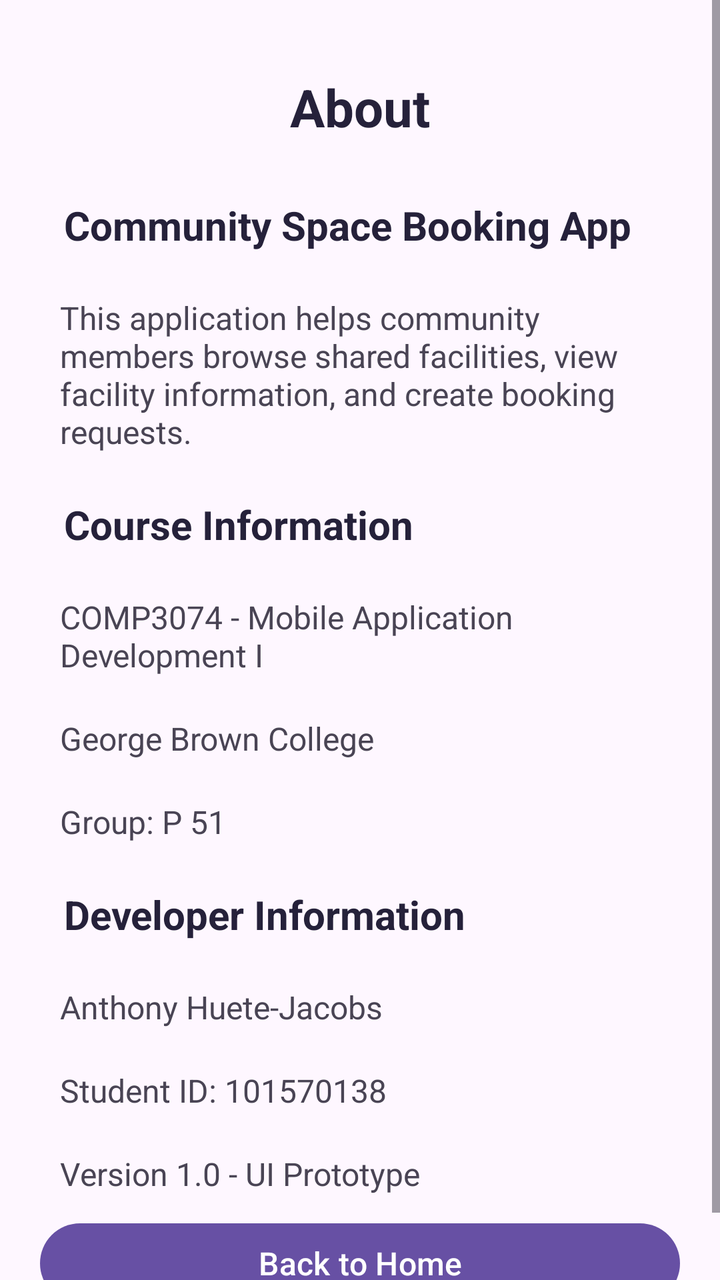
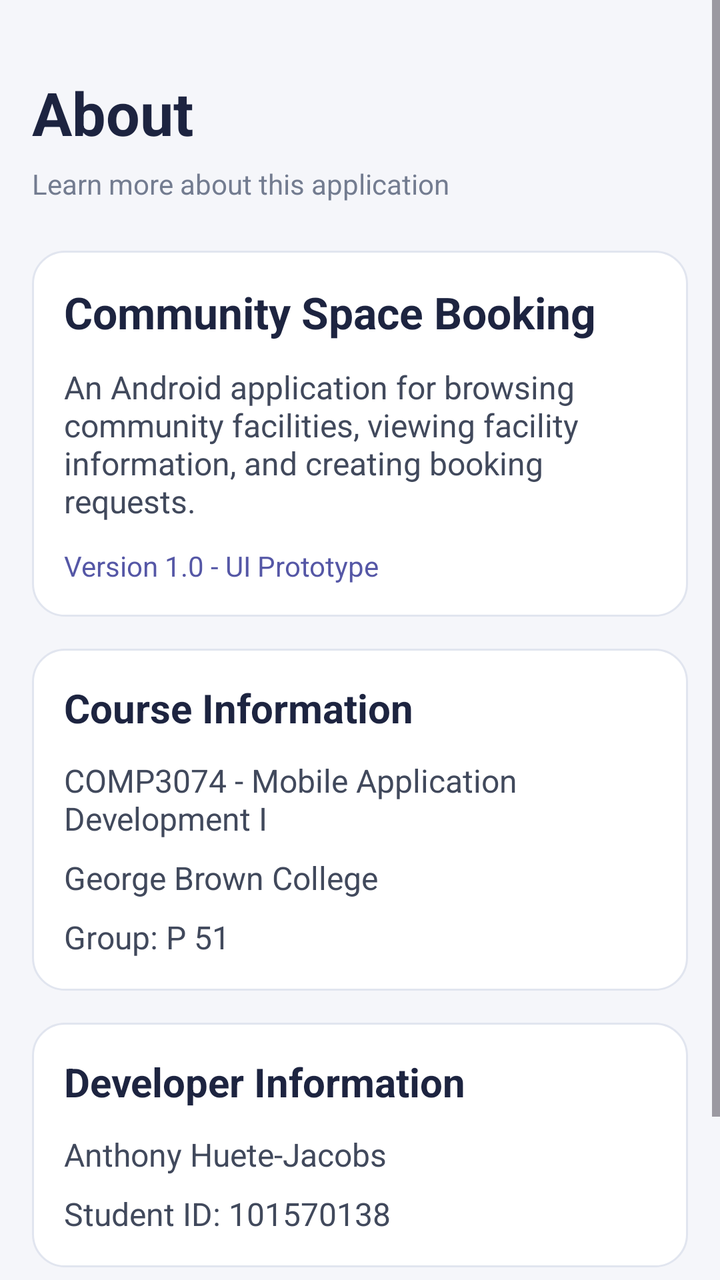

Screens rendered from an Android XML layout before and after an edit, with the pre-edit source and the edit as a unified diff.
<!-- AndroidManifest.xml: application theme Theme.CommunitySpaceBooking -->
<!-- res/layout/activity_about.xml -->
<?xml version="1.0" encoding="utf-8"?>
<ScrollView
    xmlns:android="http://schemas.android.com/apk/res/android"
    android:layout_width="match_parent"
    android:layout_height="match_parent"
    android:fillViewport="true">

    <LinearLayout
        android:layout_width="match_parent"
        android:layout_height="wrap_content"
        android:orientation="vertical"
        android:padding="20dp">

        <TextView
            style="@style/AppScreenTitle"
            android:layout_width="match_parent"
            android:layout_height="wrap_content"
            android:text="About" />

        <TextView
            style="@style/AppSectionTitle"
            android:layout_width="match_parent"
            android:layout_height="wrap_content"
            android:text="Community Space Booking App" />

        <TextView
            style="@style/AppBodyText"
            android:layout_width="match_parent"
            android:layout_height="wrap_content"
            android:text="This application helps community members browse shared facilities, view facility information, and create booking requests." />

        <TextView
            style="@style/AppSectionTitle"
            android:layout_width="match_parent"
            android:layout_height="wrap_content"
            android:text="Course Information" />

        <TextView
            style="@style/AppBodyText"
            android:layout_width="match_parent"
            android:layout_height="wrap_content"
            android:text="COMP3074 - Mobile Application Development I" />

        <TextView
            style="@style/AppBodyText"
            android:layout_width="match_parent"
            android:layout_height="wrap_content"
            android:text="George Brown College" />

        <TextView
            style="@style/AppBodyText"
            android:layout_width="match_parent"
            android:layout_height="wrap_content"
            android:text="Group: P 51" />

        <TextView
            style="@style/AppSectionTitle"
            android:layout_width="match_parent"
            android:layout_height="wrap_content"
            android:text="Developer Information" />

        <TextView
            style="@style/AppBodyText"
            android:layout_width="match_parent"
            android:layout_height="wrap_content"
            android:text="Anthony Huete-Jacobs" />

        <TextView
            style="@style/AppBodyText"
            android:layout_width="match_parent"
            android:layout_height="wrap_content"
            android:text="Student ID: 101570138" />

        <TextView
            style="@style/AppBodyText"
            android:layout_width="match_parent"
            android:layout_height="wrap_content"
            android:text="Version 1.0 - UI Prototype" />

        <Button
            android:id="@+id/btnAboutBack"
            style="@style/AppPrimaryButton"
            android:layout_width="match_parent"
            android:layout_height="wrap_content"
            android:text="Back to Home" />

    </LinearLayout>
</ScrollView>
<!-- resources referenced by this layout -->
<resources>
  <style name="AppBodyText">
          <item name="android:textSize">16sp</item>
          <item name="android:textColor">#494454</item>
          <item name="android:padding">10dp</item>
      </style>
  <style name="AppPrimaryButton">
          <item name="android:textAllCaps">false</item>
          <item name="android:textSize">16sp</item>
          <item name="android:minHeight">48dp</item>
      </style>
  <style name="AppScreenTitle">
          <item name="android:textSize">26sp</item>
          <item name="android:textStyle">bold</item>
          <item name="android:textColor">#25213A</item>
          <item name="android:gravity">center</item>
          <item name="android:padding">16dp</item>
      </style>
  <style name="AppSectionTitle">
          <item name="android:textSize">20sp</item>
          <item name="android:textStyle">bold</item>
          <item name="android:textColor">#25213A</item>
          <item name="android:padding">12dp</item>
      </style>
  <style name="Theme.CommunitySpaceBooking" parent="Base.Theme.CommunitySpaceBooking" />
  <style name="Base.Theme.CommunitySpaceBooking" parent="Theme.Material3.DayNight.NoActionBar">
          
          
      </style>
</resources>

<!-- the commit's change to res/layout/activity_about.xml (unified diff, before → after) -->
@@ -1,81 +1,143 @@
 <?xml version="1.0" encoding="utf-8"?>
-<ScrollView
-    xmlns:android="http://schemas.android.com/apk/res/android"
+<ScrollView xmlns:android="http://schemas.android.com/apk/res/android"
     android:layout_width="match_parent"
     android:layout_height="match_parent"
+    android:background="@color/app_background"
     android:fillViewport="true">
 
     <LinearLayout
         android:layout_width="match_parent"
         android:layout_height="wrap_content"
         android:orientation="vertical"
-        android:padding="20dp">
+        android:padding="16dp">
 
         <TextView
-            style="@style/AppScreenTitle"
             android:layout_width="match_parent"
             android:layout_height="wrap_content"
-            android:text="About" />
+            android:layout_marginTop="20dp"
+            android:text="About"
+            android:textColor="@color/app_heading"
+            android:textSize="30sp"
+            android:textStyle="bold" />
 
         <TextView
-            style="@style/AppSectionTitle"
             android:layout_width="match_parent"
             android:layout_height="wrap_content"
-            android:text="Community Space Booking App" />
+            android:layout_marginTop="6dp"
+            android:layout_marginBottom="24dp"
+            android:text="Learn more about this application"
+            android:textColor="@color/app_muted"
+            android:textSize="14sp" />
 
-        <TextView
-            style="@style/AppBodyText"
+        <LinearLayout
             android:layout_width="match_parent"
             android:layout_height="wrap_content"
-            android:text="This application helps community members browse shared facilities, view facility information, and create booking requests." />
+            android:layout_marginBottom="16dp"
+            android:background="@drawable/bg_facility_card"
+            android:orientation="vertical"
+            android:padding="16dp">
 
-        <TextView
-            style="@style/AppSectionTitle"
+            <TextView
+                android:layout_width="match_parent"
+                android:layout_height="wrap_content"
+                android:text="Community Space Booking"
+                android:textColor="@color/app_heading"
+                android:textSize="22sp"
+                android:textStyle="bold" />
+
+            <TextView
+                android:layout_width="match_parent"
+                android:layout_height="wrap_content"
+                android:layout_marginTop="12dp"
+                android:text="An Android application for browsing community facilities, viewing facility information, and creating booking requests."
+                android:textColor="@color/app_text"
+                android:textSize="16sp" />
+
+            <TextView
+                android:layout_width="match_parent"
+                android:layout_height="wrap_content"
+                android:layout_marginTop="12dp"
+                android:text="Version 1.0 - UI Prototype"
+                android:textColor="@color/app_primary"
+                android:textSize="14sp" />
+
+        </LinearLayout>
+
+        <LinearLayout
             android:layout_width="match_parent"
             android:layout_height="wrap_content"
-            android:text="Course Information" />
+            android:layout_marginBottom="16dp"
+            android:background="@drawable/bg_facility_card"
+            android:orientation="vertical"
+            android:padding="16dp">
 
-        <TextView
-            style="@style/AppBodyText"
+            <TextView
+                android:layout_width="match_parent"
+                android:layout_height="wrap_content"
+                android:text="Course Information"
+                android:textColor="@color/app_heading"
+                android:textSize="20sp"
+                android:textStyle="bold" />
+
+            <TextView
+                android:layout_width="match_parent"
+                android:layout_height="wrap_content"
+                android:layout_marginTop="12dp"
+                android:text="COMP3074 - Mobile Application Development I"
+                android:textColor="@color/app_text"
+                android:textSize="16sp" />
+
+            <TextView
+                android:layout_width="match_parent"
+                android:layout_height="wrap_content"
+                android:layout_marginTop="8dp"
+                android:text="George Brown College"
+                android:textColor="@color/app_text"
+                android:textSize="16sp" />
+
+            <TextView
+                android:layout_width="match_parent"
+                android:layout_height="wrap_content"
+                android:layout_marginTop="8dp"
+                android:text="Group: P 51"
+                android:textColor="@color/app_text"
+                android:textSize="16sp" />
+
+        </LinearLayout>
+
+        <LinearLayout
             android:layout_width="match_parent"
             android:layout_height="wrap_content"
-            android:text="COMP3074 - Mobile Application Development I" />
+            android:layout_marginBottom="16dp"
+            android:background="@drawable/bg_facility_card"
+            android:orientation="vertical"
+            android:padding="16dp">
 
-        <TextView
-            style="@style/AppBodyText"
-            android:layout_width="match_parent"
-            android:layout_height="wrap_content"
-            android:text="George Brown College" />
+            <TextView
+                android:layout_width="match_parent"
+                android:layout_height="wrap_content"
+                android:text="Developer Information"
+                android:textColor="@color/app_heading"
+                android:textSize="20sp"
+                android:textStyle="bold" />
 
-        <TextView
-            style="@style/AppBodyText"
-            android:layout_width="match_parent"
-            android:layout_height="wrap_content"
-            android:text="Group: P 51" />
+            <TextView
+                android:layout_width="match_parent"
+                android:layout_height="wrap_content"
+                android:layout_marginTop="12dp"
+                android:text="Anthony Huete-Jacobs"
+                android:textColor="@color/app_text"
+                android:textSize="16sp" />
 
-        <TextView
-            style="@style/AppSectionTitle"
-            android:layout_width="match_parent"
-            android:layout_height="wrap_content"
-            android:text="Developer Information" />
+            <TextView
+                android:layout_width="match_parent"
+                android:layout_height="wrap_content"
+                android:layout_marginTop="8dp"
+                android:text="Student ID: 101570138"
+                android:textColor="@color/app_text"
+                android:textSize="16sp" />
 
-        <TextView
-            style="@style/AppBodyText"
-            android:layout_width="match_parent"
-            android:layout_height="wrap_content"
-            android:text="Anthony Huete-Jacobs" />
-
-        <TextView
-            style="@style/AppBodyText"
-            android:layout_width="match_parent"
-            android:layout_height="wrap_content"
-            android:text="Student ID: 101570138" />
-
-        <TextView
-            style="@style/AppBodyText"
-            android:layout_width="match_parent"
-            android:layout_height="wrap_content"
-            android:text="Version 1.0 - UI Prototype" />
+        </LinearLayout>
 
         <Button
             android:id="@+id/btnAboutBack"
<!-- resource entries referenced after the edit -->
@@ -1,29 +1,39 @@
 <!-- resources referenced by this layout -->
 <resources>
-  <style name="AppBodyText">
-          <item name="android:textSize">16sp</item>
-          <item name="android:textColor">#494454</item>
-          <item name="android:padding">10dp</item>
-      </style>
+  <color name="app_background">#F5F6FA</color>
+  <color name="app_heading">#1D2440</color>
+  <color name="app_muted">#737C90</color>
+  <color name="app_primary">#5557A6</color>
+  <color name="app_text">#41495C</color>
+  <!-- drawable bg_facility_card (drawable) -->
+  <?xml version="1.0" encoding="utf-8"?>
+  <shape xmlns:android="http://schemas.android.com/apk/res/android" android:shape="rectangle"><solid android:color="@color/app_surface"/><corners android:radius="16dp"/><stroke android:width="1dp" android:color="@color/app_border"/></shape>
   <style name="AppPrimaryButton">
+          <item name="android:background">@drawable/bg_primary_button</item>
+          <item name="backgroundTint">@null</item>
+          <item name="android:backgroundTint">@null</item>
+          <item name="android:textColor">@color/white</item>
           <item name="android:textAllCaps">false</item>
           <item name="android:textSize">16sp</item>
-          <item name="android:minHeight">48dp</item>
-      </style>
-  <style name="AppScreenTitle">
-          <item name="android:textSize">26sp</item>
           <item name="android:textStyle">bold</item>
-          <item name="android:textColor">#25213A</item>
-          <item name="android:gravity">center</item>
-          <item name="android:padding">16dp</item>
-      </style>
-  <style name="AppSectionTitle">
-          <item name="android:textSize">20sp</item>
-          <item name="android:textStyle">bold</item>
-          <item name="android:textColor">#25213A</item>
-          <item name="android:padding">12dp</item>
+          <item name="android:minHeight">52dp</item>
+          <item name="android:layout_marginTop">8dp</item>
+          <item name="android:layout_marginBottom">8dp</item>
       </style>
   <style name="Theme.CommunitySpaceBooking" parent="Base.Theme.CommunitySpaceBooking" />
+  <color name="app_surface">#FFFFFF</color>
+  <color name="app_border">#E1E5EF</color>
+  <!-- drawable bg_primary_button (drawable) -->
+  <?xml version="1.0" encoding="utf-8"?>
+  <shape xmlns:android="http://schemas.android.com/apk/res/android"
+      android:shape="rectangle">
+  
+      <solid android:color="@color/app_primary" />
+  
+      <corners android:radius="12dp" />
+  
+  </shape>
+  <color name="white">#FFFFFFFF</color>
   <style name="Base.Theme.CommunitySpaceBooking" parent="Theme.Material3.DayNight.NoActionBar">
           
           
